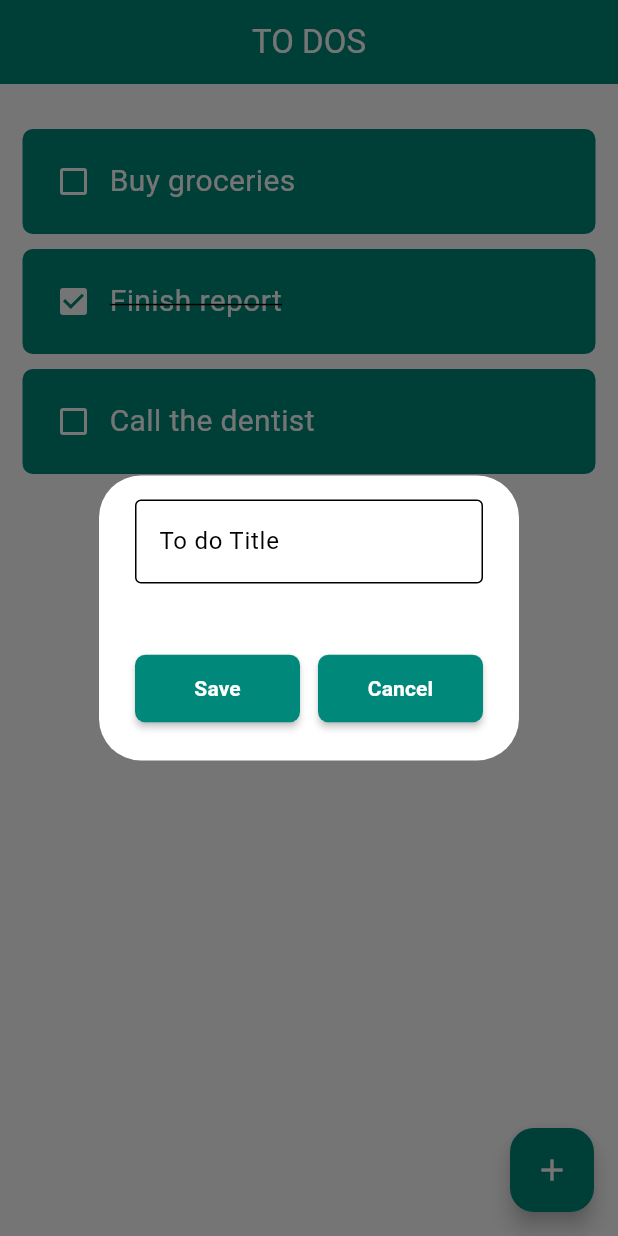
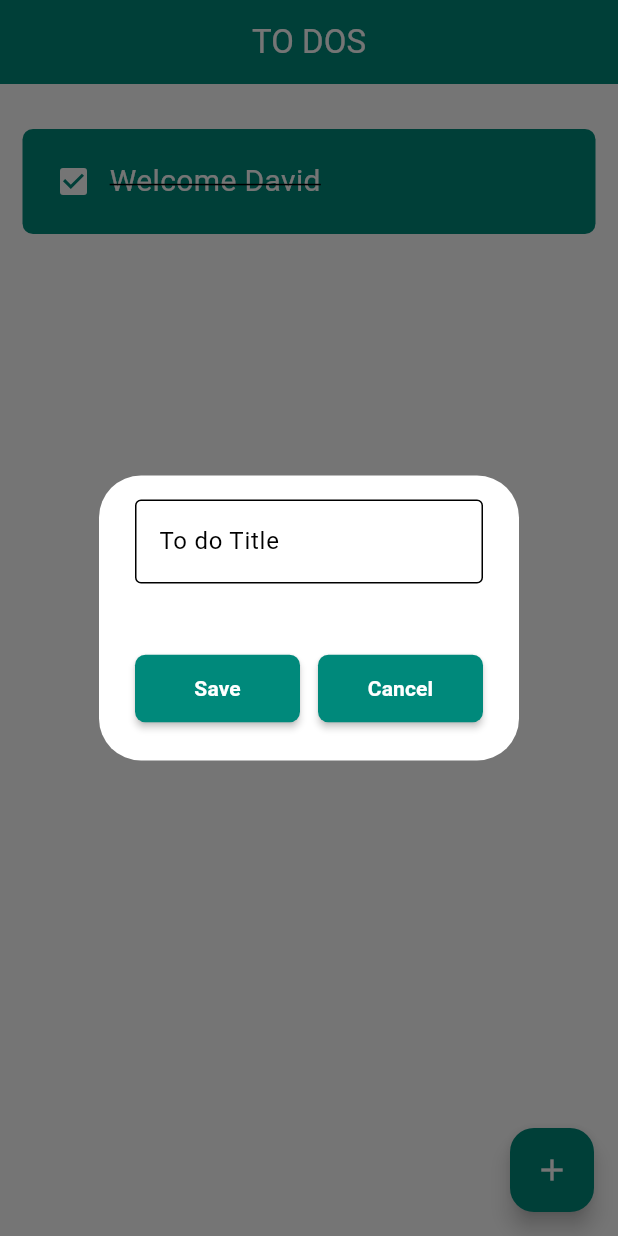
Before and after one commit to FashMuyhee/flutter_todo, a Flutter app: the screen it shows after launch, after a tap on the "add" icon, on a phone screen of 412 x 824 dp. Run offline on Flutter 3.47's test engine with Material 3 defaults, Android fonts, the phone set to English and light mode, and no system bars; drawn by our look-alikes of flutter_slidable; our stand-ins replace hive_flutter; accounts and stored records are empty.

Commit message:
add hive functionality

```diff
--- a/lib/db/TodoDatabase.dart
+++ b/lib/db/TodoDatabase.dart
@@ -0,0 +1,21 @@
+import 'package:hive_flutter/hive_flutter.dart';
+
+class TodoDatabase {
+  List<Map<String, dynamic>> todos = [];
+
+  final todoBox = Hive.box('_todo_box');
+
+  void createInitialData() {
+    todos = [
+      {'id': 1, 'taskName': "Welcome David", 'taskCompleted': true},
+    ];
+  }
+
+  void loadDb() {
+    todos = todoBox.get('TODOS');
+  }
+
+  void updateDb() {
+    todoBox.put('TODOS', todos);
+  }
+}
--- a/lib/pages/home.dart
+++ b/lib/pages/home.dart
@@ -1,4 +1,6 @@
 import 'package:flutter/material.dart';
+import 'package:hive_flutter/hive_flutter.dart';
+import 'package:todo/db/TodoDatabase.dart';
 import 'package:todo/widgets/new_todo_dialog.dart';
 import 'package:todo/widgets/todo_title.dart';
 
@@ -12,11 +14,19 @@ class HomePage extends StatefulWidget {
 class _HomePageState extends State<HomePage> {
   final _textController = TextEditingController();
 
-  List<Map<String, dynamic>> todos = [
-    {'id': 1, 'taskName': "Buy groceries", 'taskCompleted': false},
-    {'id': 2, 'taskName': "Finish report", 'taskCompleted': true},
-    {'id': 3, 'taskName': "Call the dentist", 'taskCompleted': false},
-  ];
+  final _todoBox = Hive.box('_todo_box');
+
+  TodoDatabase db = TodoDatabase();
+
+  @override
+  void initState() {
+    if (_todoBox.get('TODOS') == null) {
+      db.createInitialData();
+    } else {
+      db.loadDb();
+    }
+    super.initState();
+  }
 
   void onSaveTodo() {
     Navigator.of(context).pop();
@@ -32,19 +42,21 @@ class _HomePageState extends State<HomePage> {
       );
       return;
     }
-    int lastTodoId = todos.isNotEmpty ? todos.last['id'] : 1;
+    int lastTodoId = db.todos.isNotEmpty ? db.todos.last['id'] : 1;
     final todo = {
       'id': lastTodoId + 1,
       'taskName': _textController.text,
       'taskCompleted': false
     };
-    todos.add(todo);
-    setState(() {});
+    db.todos.add(todo);
+    db.updateDb();
+    // setState(() {});
   }
 
   void onRemoveTodo(int index) {
-    todos.removeAt(index);
-    setState(() {});
+    db.todos.removeAt(index);
+    db.updateDb();
+    // setState(() {});
   }
 
   void createTodo() {
@@ -61,8 +73,9 @@ class _HomePageState extends State<HomePage> {
   }
 
   void onToggleCompleted(bool? status, int index) {
-    todos[index]['taskCompleted'] = !todos[index]['taskCompleted'];
-    setState(() {});
+    db.todos[index]['taskCompleted'] = !db.todos[index]['taskCompleted'];
+    db.updateDb();
+    // setState(() {});
   }
 
   @override
@@ -81,9 +94,9 @@ class _HomePageState extends State<HomePage> {
       ),
       body: ListView.builder(
         padding: const EdgeInsets.symmetric(horizontal: 15, vertical: 30),
-        itemCount: todos.length,
+        itemCount: db.todos.length,
         itemBuilder: (context, index) {
-          final item = todos[index];
+          final item = db.todos[index];
           return TodoTitle(
             onChanged: (v) => onToggleCompleted(v, index),
             taskCompleted: item['taskCompleted'],
```
Also changed, not shown: 1 other file.
